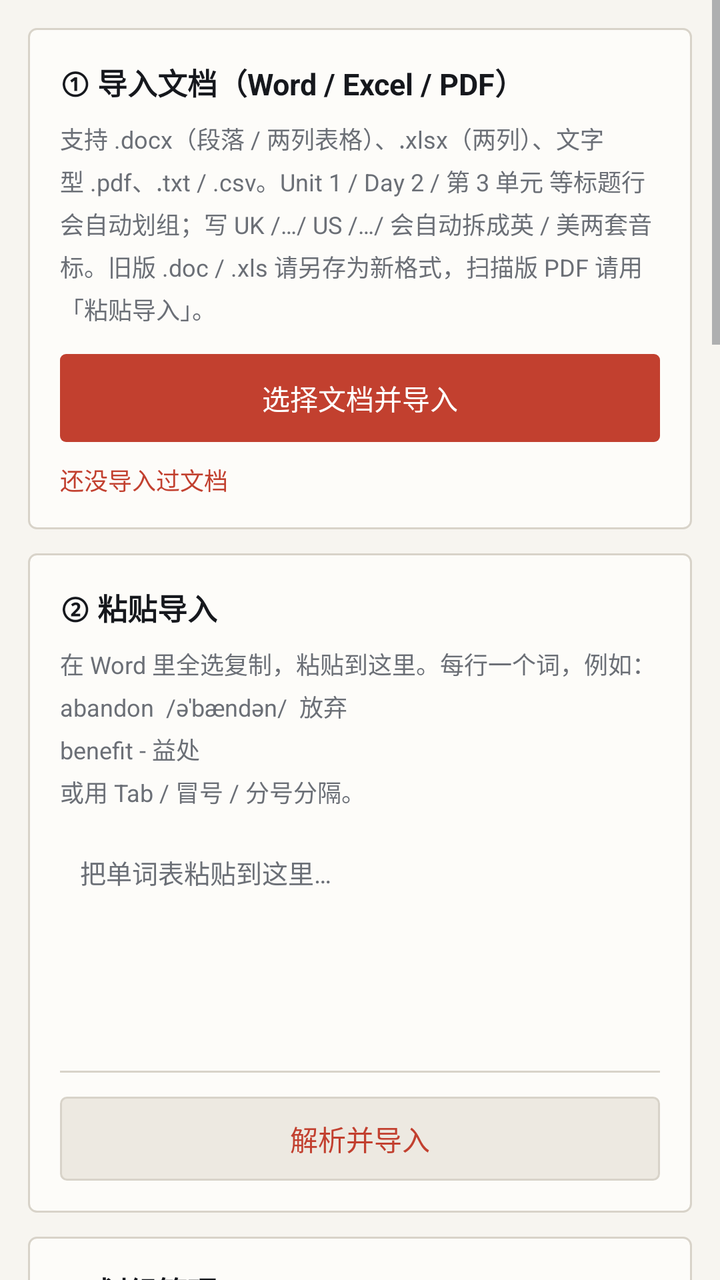
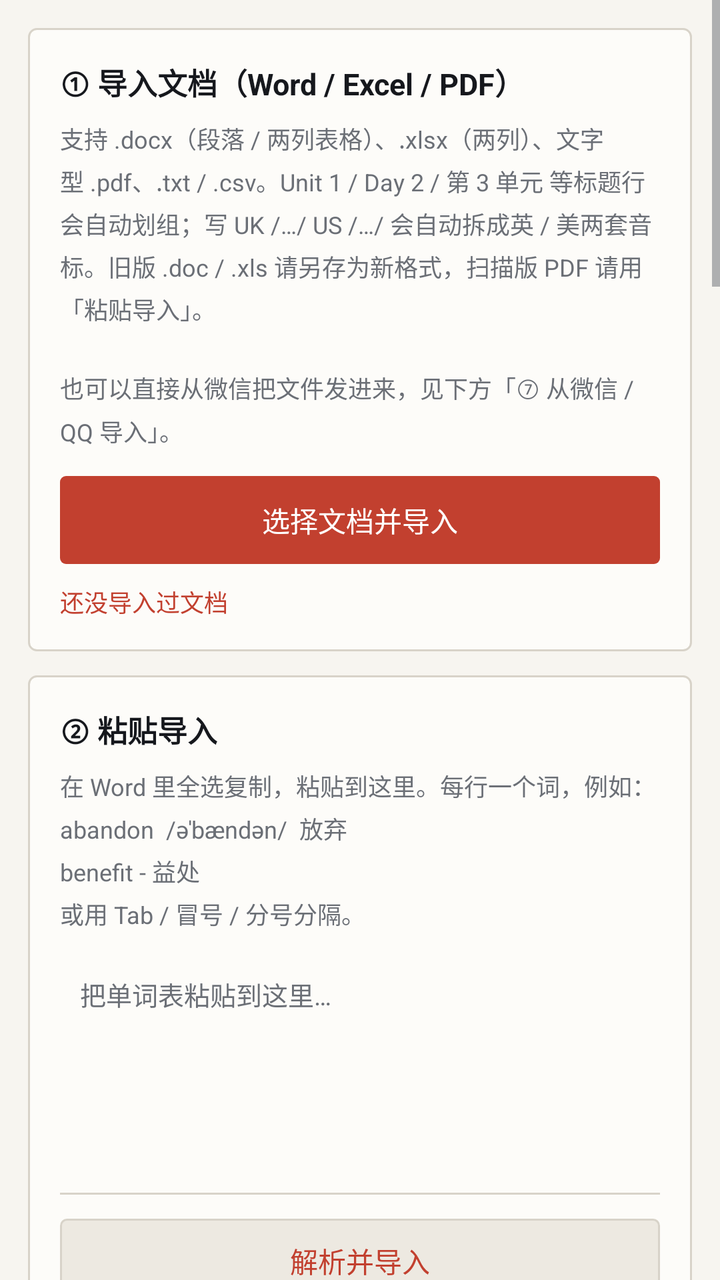

Screens rendered from an Android XML layout before and after an edit, with the pre-edit source and the edit as a unified diff.
<!-- AndroidManifest.xml: application theme AppTheme -->
<!-- res/layout/page_import.xml -->
<?xml version="1.0" encoding="utf-8"?>
<ScrollView xmlns:android="http://schemas.android.com/apk/res/android"
    android:layout_width="match_parent"
    android:layout_height="match_parent">

    <LinearLayout
        android:layout_width="match_parent"
        android:layout_height="wrap_content"
        android:orientation="vertical"
        android:padding="14dp">

        <LinearLayout
            android:layout_width="match_parent"
            android:layout_height="wrap_content"
            android:orientation="vertical"
            android:background="@drawable/bg_card"
            android:padding="16dp">

            <TextView
                android:layout_width="wrap_content"
                android:layout_height="wrap_content"
                android:text="① 导入文档（Word / Excel / PDF）"
                android:textSize="15sp"
                android:textStyle="bold"
                android:textColor="@color/text" />

            <TextView
                android:layout_width="match_parent"
                android:layout_height="wrap_content"
                android:layout_marginTop="8dp"
                android:lineSpacingExtra="4dp"
                android:text="支持 .docx（段落 / 两列表格）、.xlsx（两列）、文字型 .pdf、.txt / .csv。Unit 1 / Day 2 / 第 3 单元 等标题行会自动划组；写 UK /…/ US /…/ 会自动拆成英 / 美两套音标。旧版 .doc / .xls 请另存为新格式，扫描版 PDF 请用「粘贴导入」。"
                android:textSize="12sp"
                android:textColor="@color/text_sub" />

            <TextView
                android:id="@+id/btnPickDoc"
                android:layout_width="match_parent"
                android:layout_height="44dp"
                android:layout_marginTop="14dp"
                android:background="@drawable/bg_btn_primary"
                android:gravity="center"
                android:text="选择文档并导入"
                android:textSize="14sp"
                android:textColor="@color/white" />

            <TextView
                android:id="@+id/tvImportStatus"
                android:layout_width="match_parent"
                android:layout_height="wrap_content"
                android:layout_marginTop="10dp"
                android:text="还没导入过文档"
                android:textSize="12sp"
                android:textColor="@color/primary" />
        </LinearLayout>

        <LinearLayout
            android:layout_width="match_parent"
            android:layout_height="wrap_content"
            android:layout_marginTop="12dp"
            android:orientation="vertical"
            android:background="@drawable/bg_card"
            android:padding="16dp">

            <TextView
                android:layout_width="wrap_content"
                android:layout_height="wrap_content"
                android:text="② 粘贴导入"
                android:textSize="15sp"
                android:textStyle="bold"
                android:textColor="@color/text" />

            <TextView
                android:layout_width="match_parent"
                android:layout_height="wrap_content"
                android:layout_marginTop="8dp"
                android:lineSpacingExtra="4dp"
                android:text="在 Word 里全选复制，粘贴到这里。每行一个词，例如：\nabandon  /əˈbændən/  放弃\nbenefit - 益处\n或用 Tab / 冒号 / 分号分隔。"
                android:textSize="12sp"
                android:textColor="@color/text_sub" />

            <EditText
                android:id="@+id/etPaste"
                android:layout_width="match_parent"
                android:layout_height="120dp"
                android:layout_marginTop="12dp"
                android:background="@drawable/bg_input"
                android:gravity="top"
                android:hint="把单词表粘贴到这里…"
                android:inputType="textMultiLine"
                android:padding="10dp"
                android:textSize="13sp"
                android:textColor="@color/text"
                android:textColorHint="@color/text_sub" />

            <TextView
                android:id="@+id/btnPasteImport"
                android:layout_width="match_parent"
                android:layout_height="42dp"
                android:layout_marginTop="12dp"
                android:background="@drawable/bg_btn_soft"
                android:gravity="center"
                android:text="解析并导入"
                android:textSize="14sp"
                android:textColor="@color/primary" />
        </LinearLayout>

        <LinearLayout
            android:layout_width="match_parent"
            android:layout_height="wrap_content"
            android:layout_marginTop="12dp"
            android:orientation="vertical"
            android:background="@drawable/bg_card"
            android:padding="16dp">

            <TextView
                android:layout_width="wrap_content"
                android:layout_height="wrap_content"
                android:text="③ 划组管理"
                android:textSize="15sp"
                android:textStyle="bold"
                android:textColor="@color/text" />

            <TextView
                android:layout_width="match_parent"
                android:layout_height="wrap_content"
                android:layout_marginTop="8dp"
                android:lineSpacingExtra="4dp"
                android:text="点任一组可以改名；也可以按顺序自动划成 Unit 1 / Unit 2 或 Day 1 / Day 2。词库页和学习页都能按组筛选。"
                android:textSize="12sp"
                android:textColor="@color/text_sub" />

            <TextView
                android:id="@+id/tvGroupSummary"
                android:layout_width="match_parent"
                android:layout_height="wrap_content"
                android:layout_marginTop="12dp"
                android:text="还没有分组"
                android:textSize="12sp"
                android:textColor="@color/primary" />

            <LinearLayout
                android:id="@+id/groupBox"
                android:layout_width="match_parent"
                android:layout_height="wrap_content"
                android:layout_marginTop="8dp"
                android:orientation="vertical" />

            <LinearLayout
                android:layout_width="match_parent"
                android:layout_height="wrap_content"
                android:layout_marginTop="12dp"
                android:orientation="horizontal"
                android:gravity="center_vertical">

                <EditText
                    android:id="@+id/etGroupPrefix"
                    android:layout_width="0dp"
                    android:layout_height="40dp"
                    android:layout_weight="1.2"
                    android:layout_marginRight="6dp"
                    android:background="@drawable/bg_input"
                    android:hint="组名前缀"
                    android:inputType="text"
                    android:maxLines="1"
                    android:text="Unit"
                    android:textSize="13sp"
                    android:textColor="@color/text" />

                <EditText
                    android:id="@+id/etGroupSize"
                    android:layout_width="0dp"
                    android:layout_height="40dp"
                    android:layout_weight="0.7"
                    android:layout_marginRight="6dp"
                    android:background="@drawable/bg_input"
                    android:gravity="center"
                    android:hint="每组个数"
                    android:inputType="number"
                    android:maxLines="1"
                    android:text="20"
                    android:textSize="13sp"
                    android:textColor="@color/text" />

                <TextView
                    android:id="@+id/btnAutoGroup"
                    android:layout_width="wrap_content"
                    android:layout_height="40dp"
                    android:background="@drawable/bg_btn_primary"
                    android:gravity="center"
                    android:paddingLeft="14dp"
                    android:paddingRight="14dp"
                    android:text="自动划组"
                    android:textSize="13sp"
                    android:textColor="@color/white" />
            </LinearLayout>

            <TextView
                android:layout_width="match_parent"
                android:layout_height="wrap_content"
                android:layout_marginTop="8dp"
                android:text="按词库顺序每 N 个一组，组名 = 前缀 + 序号（前缀填「Unit 1 Day」可得到 Unit 1 Day 1）。会覆盖现有组名。"
                android:textSize="11sp"
                android:lineSpacingExtra="3dp"
                android:textColor="@color/text_sub" />
        </LinearLayout>

        <LinearLayout
            android:layout_width="match_parent"
            android:layout_height="wrap_content"
            android:layout_marginTop="12dp"
            android:orientation="vertical"
            android:background="@drawable/bg_card"
            android:padding="16dp">

            <TextView
                android:layout_width="wrap_content"
                android:layout_height="wrap_content"
                android:text="④ 备份与设置"
                android:textSize="15sp"
                android:textStyle="bold"
                android:textColor="@color/text" />

            <LinearLayout
                android:layout_width="match_parent"
                android:layout_height="wrap_content"
                android:layout_marginTop="14dp"
                android:orientation="horizontal"
                android:gravity="center_vertical">

                <TextView
                    android:layout_width="0dp"
                    android:layout_height="wrap_content"
                    android:layout_weight="1"
                    android:text="每天解锁新词数"
                    android:textSize="13sp"
                    android:textColor="@color/text" />

                <EditText
                    android:id="@+id/etDaily"
                    android:layout_width="64dp"
                    android:layout_height="40dp"
                    android:background="@drawable/bg_input"
                    android:gravity="center"
                    android:inputType="number"
                    android:maxLines="1"
                    android:text="10"
                    android:textSize="14sp"
                    android:textColor="@color/text" />

                <TextView
                    android:id="@+id/btnSaveDaily"
                    android:layout_width="wrap_content"
                    android:layout_height="40dp"
                    android:layout_marginLeft="8dp"
                    android:background="@drawable/bg_btn_primary"
                    android:gravity="center"
                    android:paddingLeft="14dp"
                    android:paddingRight="14dp"
                    android:text="保存"
                    android:textSize="13sp"
                    android:textColor="@color/white" />
            </LinearLayout>

            <TextView
                android:id="@+id/btnExport"
                android:layout_width="match_parent"
                android:layout_height="42dp"
                android:layout_marginTop="14dp"
                android:background="@drawable/bg_btn_ghost"
                android:gravity="center"
                android:text="导出词库备份（JSON）"
                android:textSize="13sp"
                android:textColor="@color/primary" />

            <LinearLayout
                android:layout_width="match_parent"
                android:layout_height="wrap_content"
                android:layout_marginTop="10dp"
                android:orientation="horizontal">

                <TextView
                    android:id="@+id/btnLoadDemo"
                    android:layout_width="0dp"
                    android:layout_height="42dp"
                    android:layout_weight="1"
                    android:layout_marginRight="5dp"
                    android:background="@drawable/bg_btn_ghost"
                    android:gravity="center"
                    android:text="载入示例词库"
                    android:textSize="12sp"
                    android:textColor="@color/primary" />

                <TextView
                    android:id="@+id/btnClear"
                    android:layout_width="0dp"
                    android:layout_height="42dp"
                    android:layout_weight="1"
                    android:layout_marginLeft="5dp"
                    android:background="@drawable/bg_btn_ghost"
                    android:gravity="center"
                    android:text="清空词库"
                    android:textSize="12sp"
                    android:textColor="@color/danger" />
            </LinearLayout>
        </LinearLayout>

        <LinearLayout
            android:layout_width="match_parent"
            android:layout_height="wrap_content"
            android:layout_marginTop="12dp"
            android:orientation="vertical"
            android:background="@drawable/bg_card"
            android:padding="16dp">

            <TextView
                android:layout_width="wrap_content"
                android:layout_height="wrap_content"
                android:text="怎么算「解锁」？"
                android:textSize="14sp"
                android:textStyle="bold"
                android:textColor="@color/text" />

            <TextView
                android:layout_width="match_parent"
                android:layout_height="wrap_content"
                android:layout_marginTop="8dp"
                android:lineSpacingExtra="5dp"
                android:text="新导入的词是「未解锁」→ 每天解锁一批进入「学习中」→ 用卡片自评与小测验，连续答对 3 次升级为「已掌握」。答错回到当天队列，按 1/2/4/7/15/30 天的节奏复习。\n\n全程离线，不联网、不申请任何权限；发音调用手机自带的文字转语音引擎，不上传任何数据。"
                android:textSize="12sp"
                android:textColor="@color/text_sub" />
        </LinearLayout>

        <LinearLayout
            android:layout_width="match_parent"
            android:layout_height="wrap_content"
            android:layout_marginTop="12dp"
            android:orientation="vertical"
            android:background="@drawable/bg_card"
            android:padding="16dp">

            <TextView
                android:layout_width="wrap_content"
                android:layout_height="wrap_content"
                android:text="⑤ 发音与音标"
                android:textSize="15sp"
                android:textStyle="bold"
                android:textColor="@color/text" />

            <TextView
                android:layout_width="match_parent"
                android:layout_height="wrap_content"
                android:layout_marginTop="8dp"
                android:lineSpacingExtra="4dp"
                android:text="学习卡片上并列「英音 UK」「美音 US」两个按钮，点哪边就用哪边口音读；有 UK / US 两套音标时并排显示。\n\n音标有三个来源：文档里写 UK /…/ US /…/ 自动拆两套、导入时用随包内置的离线开源词典自动补全、或在词条里手动填。全程不联网、不编造音标，查不到的词留空。\n\n发音用系统 TTS 的本地离线语音包；没装对应口音时会自动回退到另一种并提示，朗读出错会给出具体原因。"
                android:textSize="12sp"
                android:textColor="@color/text_sub" />

            <TextView
                android:id="@+id/tvTtsStatus"
                android:layout_width="match_parent"
                android:layout_height="wrap_content"
                android:layout_marginTop="12dp"
                android:text="语音引擎还在准备…"
                android:textSize="12sp"
                android:textColor="@color/primary" />

            <LinearLayout
                android:layout_width="match_parent"
                android:layout_height="wrap_content"
                android:layout_marginTop="12dp"
                android:orientation="horizontal">

                <TextView
                    android:id="@+id/btnAccentUs"
                    android:layout_width="0dp"
                    android:layout_height="40dp"
                    android:layout_weight="1"
                    android:layout_marginRight="6dp"
                    android:background="@drawable/bg_btn_ghost"
                    android:gravity="center"
                    android:text="默认：美音 US"
                    android:textSize="12sp"
                    android:textColor="@color/primary" />

                <TextView
                    android:id="@+id/btnAccentUk"
                    android:layout_width="0dp"
                    android:layout_height="40dp"
                    android:layout_weight="1"
                    android:layout_marginLeft="6dp"
                    android:background="@drawable/bg_btn_ghost"
                    android:gravity="center"
                    android:text="默认：英音 UK"
                    android:textSize="12sp"
                    android:textColor="@color/primary" />
            </LinearLayout>

            <TextView
                android:layout_width="wrap_content"
                android:layout_height="wrap_content"
                android:layout_marginTop="14dp"
                android:text="朗读语速"
                android:textSize="12sp"
                android:textColor="@color/text_sub" />

            <LinearLayout
                android:layout_width="match_parent"
                android:layout_height="wrap_content"
                android:layout_marginTop="6dp"
                android:orientation="horizontal">

                <TextView
                    android:id="@+id/btnRateSlow"
                    android:layout_width="0dp"
                    android:layout_height="36dp"
                    android:layout_weight="1"
                    android:layout_marginRight="4dp"
                    android:background="@drawable/bg_btn_ghost"
                    android:gravity="center"
                    android:text="慢 0.7×"
                    android:textSize="11sp"
                    android:textColor="@color/primary" />

                <TextView
                    android:id="@+id/btnRateNormal"
                    android:layout_width="0dp"
                    android:layout_height="36dp"
                    android:layout_weight="1"
                    android:layout_marginLeft="4dp"
                    android:layout_marginRight="4dp"
                    android:background="@drawable/bg_btn_ghost"
                    android:gravity="center"
                    android:text="正常 1.0×"
                    android:textSize="11sp"
                    android:textColor="@color/primary" />

                <TextView
                    android:id="@+id/btnRateFast"
                    android:layout_width="0dp"
                    android:layout_height="36dp"
                    android:layout_weight="1"
                    android:layout_marginLeft="4dp"
                    android:background="@drawable/bg_btn_ghost"
                    android:gravity="center"
                    android:text="快 1.3×"
                    android:textSize="11sp"
                    android:textColor="@color/primary" />
            </LinearLayout>

            <TextView
                android:id="@+id/btnSpeakSample"
                android:layout_width="match_parent"
                android:layout_height="38dp"
                android:layout_marginTop="10dp"
                android:background="@drawable/bg_btn_soft"
                android:gravity="center"
                android:text="试听一句英文（确认到底出不出声）"
                android:textSize="12sp"
                android:textColor="@color/primary" />

            <TextView
                android:id="@+id/btnTtsSettings"
                android:layout_width="match_parent"
                android:layout_height="40dp"
                android:layout_marginTop="10dp"
                android:background="@drawable/bg_btn_ghost"
                android:gravity="center"
                android:text="安装 / 检查英语语音包"
                android:textSize="12sp"
                android:textColor="@color/primary" />

            <TextView
                android:layout_width="match_parent"
                android:layout_height="wrap_content"
                android:layout_marginTop="10dp"
                android:lineSpacingExtra="3dp"
                android:text="音标写法示例：\nUnit 1\nafter  UK /ˈɑːftə/  US /ˈæftər/  在…之后\nabandon  /əˈbændən/  放弃"
                android:textSize="11sp"
                android:textColor="@color/text_sub" />
        </LinearLayout>

        <LinearLayout
            android:layout_width="match_parent"
            android:layout_height="wrap_content"
            android:layout_marginTop="12dp"
            android:orientation="vertical"
            android:background="@drawable/bg_card"
            android:padding="16dp">

            <TextView
                android:layout_width="wrap_content"
                android:layout_height="wrap_content"
                android:text="⑥ 音标自动补全"
                android:textSize="15sp"
                android:textStyle="bold"
                android:textColor="@color/text" />

            <TextView
                android:layout_width="match_parent"
                android:layout_height="wrap_content"
                android:layout_marginTop="8dp"
                android:lineSpacingExtra="4dp"
                android:text="Word 里只有「单词 + 汉语意思」也没关系：导入时会自动查随包内置的离线开源词典，把英 / 美音标填上，卡片上不再是空的。\n\n只补空字段——文档里写了音标的、你自己手填的，都不会被覆盖；词典没收录的生僻词、词组、自造词仍留空。不需要联网、不需要装别的 App、不申请任何权限，只是 APK 里多了一份约 4 MB 的数据。\n\n数据是开源音素转写（含 ɫ / ɝ / ɐ 等严式符号），和课本上的宽式 IPA 写法略有差异；不合适就在词条里手动改。来源与许可见工程内 LICENSES/THIRD_PARTY_NOTICES.md。"
                android:textSize="12sp"
                android:textColor="@color/text_sub" />

            <TextView
                android:id="@+id/tvIpaStatus"
                android:layout_width="match_parent"
                android:layout_height="wrap_content"
                android:layout_marginTop="12dp"
                android:text="正在读取内置词典…"
                android:textSize="12sp"
                android:textColor="@color/primary" />

            <TextView
                android:id="@+id/btnAutoIpa"
                android:layout_width="match_parent"
                android:layout_height="40dp"
                android:layout_marginTop="12dp"
                android:background="@drawable/bg_btn_soft"
                android:gravity="center"
                android:text="导入时自动补全音标：开"
                android:textSize="12sp"
                android:textColor="@color/primary" />

            <TextView
                android:id="@+id/btnFillIpa"
                android:layout_width="match_parent"
                android:layout_height="40dp"
                android:layout_marginTop="10dp"
                android:background="@drawable/bg_btn_ghost"
                android:gravity="center"
                android:text="给现有词库补一次音标"
                android:textSize="12sp"
                android:textColor="@color/primary" />
        </LinearLayout>

    </LinearLayout>
</ScrollView>
<!-- resources referenced by this layout -->
<resources>
  <color name="danger">#B23A2E</color>
  <color name="primary">#C2402F</color>
  <color name="text">#16181D</color>
  <color name="text_sub">#6B6F76</color>
  <color name="white">#FFFFFF</color>
  <!-- drawable bg_btn_ghost (drawable) -->
  <?xml version="1.0" encoding="utf-8"?>
  <shape xmlns:android="http://schemas.android.com/apk/res/android" android:shape="rectangle">
      <solid android:color="@color/card" />
      <corners android:radius="3dp" />
      <stroke android:width="1dp" android:color="@color/line" />
      <padding android:left="12dp" android:top="8dp" android:right="12dp" android:bottom="8dp" />
  </shape>
  <!-- drawable bg_btn_primary (drawable) -->
  <?xml version="1.0" encoding="utf-8"?>
  <shape xmlns:android="http://schemas.android.com/apk/res/android" android:shape="rectangle">
      <solid android:color="@color/primary" />
      <corners android:radius="3dp" />
      <padding android:left="12dp" android:top="8dp" android:right="12dp" android:bottom="8dp" />
  </shape>
  <!-- drawable bg_btn_soft (drawable) -->
  <?xml version="1.0" encoding="utf-8"?>
  <shape xmlns:android="http://schemas.android.com/apk/res/android" android:shape="rectangle">
      <solid android:color="@color/soft_blue" />
      <corners android:radius="3dp" />
      <stroke android:width="1dp" android:color="@color/line" />
      <padding android:left="12dp" android:top="8dp" android:right="12dp" android:bottom="8dp" />
  </shape>
  <!-- drawable bg_card (drawable) -->
  <?xml version="1.0" encoding="utf-8"?>
  <shape xmlns:android="http://schemas.android.com/apk/res/android" android:shape="rectangle">
      <solid android:color="@color/card" />
      <corners android:radius="4dp" />
      <stroke android:width="1dp" android:color="@color/line" />
  </shape>
  <!-- drawable bg_input (drawable) -->
  <?xml version="1.0" encoding="utf-8"?>
  <layer-list xmlns:android="http://schemas.android.com/apk/res/android">
      <item android:left="-2dp" android:right="-2dp" android:top="-2dp">
          <shape android:shape="rectangle">
              <solid android:color="@android:color/transparent" />
              <stroke android:width="1dp" android:color="@color/line" />
              <padding android:left="10dp" android:top="8dp" android:right="10dp" android:bottom="8dp" />
          </shape>
      </item>
  </layer-list>
  <style name="AppTheme" parent="@android:style/Theme.Material.Light.NoActionBar">
          <item name="android:colorPrimary">@color/primary</item>
          <item name="android:colorPrimaryDark">@color/primary_dark</item>
          <item name="android:colorAccent">@color/accent</item>
          <item name="android:windowBackground">@color/bg</item>
          <item name="android:statusBarColor">@color/bg</item>
          <item name="android:windowLightStatusBar">true</item>
          <item name="android:textColorPrimary">@color/text</item>
          <item name="android:textColorSecondary">@color/text_sub</item>
          <item name="android:textColorHint">@color/text_sub</item>
      </style>
  <color name="card">#FDFCF9</color>
  <color name="line">#D8D3C9</color>
  <color name="soft_blue">#EDE9E1</color>
  <color name="primary_dark">#9E3225</color>
  <color name="accent">#16181D</color>
  <color name="bg">#F7F5F0</color>
</resources>

<!-- the commit's change to res/layout/page_import.xml (unified diff, before → after) -->
@@ -29,7 +29,7 @@
                 android:layout_height="wrap_content"
                 android:layout_marginTop="8dp"
                 android:lineSpacingExtra="4dp"
-                android:text="支持 .docx（段落 / 两列表格）、.xlsx（两列）、文字型 .pdf、.txt / .csv。Unit 1 / Day 2 / 第 3 单元 等标题行会自动划组；写 UK /…/ US /…/ 会自动拆成英 / 美两套音标。旧版 .doc / .xls 请另存为新格式，扫描版 PDF 请用「粘贴导入」。"
+                android:text="支持 .docx（段落 / 两列表格）、.xlsx（两列）、文字型 .pdf、.txt / .csv。Unit 1 / Day 2 / 第 3 单元 等标题行会自动划组；写 UK /…/ US /…/ 会自动拆成英 / 美两套音标。旧版 .doc / .xls 请另存为新格式，扫描版 PDF 请用「粘贴导入」。\n\n也可以直接从微信把文件发进来，见下方「⑦ 从微信 / QQ 导入」。"
                 android:textSize="12sp"
                 android:textColor="@color/text_sub" />
 
@@ -537,5 +537,53 @@
                 android:textColor="@color/primary" />
         </LinearLayout>
 
+        <LinearLayout
+            android:layout_width="match_parent"
+            android:layout_height="wrap_content"
+            android:layout_marginTop="12dp"
+            android:orientation="vertical"
+            android:background="@drawable/bg_card"
+            android:padding="16dp">
+
+            <TextView
+                android:layout_width="wrap_content"
+                android:layout_height="wrap_content"
+                android:text="⑦ 从微信 / QQ 导入"
+                android:textSize="15sp"
+                android:textStyle="bold"
+                android:textColor="@color/text" />
+
+            <TextView
+                android:layout_width="match_parent"
+                android:layout_height="wrap_content"
+                android:layout_marginTop="8dp"
+                android:lineSpacingExtra="4dp"
+                android:text="不用先把文件存到手机：在微信里点开别人发的词表 → 右上角「…」→「用其他应用打开」（或长按文件 →「发送给朋友 / 分享」→ 更多），在应用列表里选「单词酷」，文件会直接进导入预览，确认后入库。QQ、企业微信、文件管理器用同一套入口。\n\n也支持多选文件一次发进来（合并成一批预览），以及把一段词表文字直接分享进来。\n\n本应用不会去读微信的私人目录，也不申请任何权限：必须由你在微信里主动选择「单词酷」，系统才把这一个文件的临时读取权交给它。"
+                android:textSize="12sp"
+                android:textColor="@color/text_sub" />
+
+            <TextView
+                android:id="@+id/btnWechatHelp"
+                android:layout_width="match_parent"
+                android:layout_height="40dp"
+                android:layout_marginTop="12dp"
+                android:background="@drawable/bg_btn_soft"
+                android:gravity="center"
+                android:text="看详细步骤 / 列表里找不到怎么办"
+                android:textSize="12sp"
+                android:textColor="@color/primary" />
+
+            <TextView
+                android:id="@+id/btnPickDoc2"
+                android:layout_width="match_parent"
+                android:layout_height="40dp"
+                android:layout_marginTop="10dp"
+                android:background="@drawable/bg_btn_ghost"
+                android:gravity="center"
+                android:text="还是用「选择文档并导入」"
+                android:textSize="12sp"
+                android:textColor="@color/primary" />
+        </LinearLayout>
+
     </LinearLayout>
 </ScrollView>
